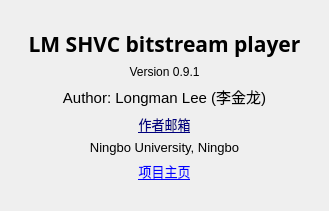
Old version of the form longmanApp/src/appGUI/lmaboutdialog.ui in the repository QtLab/lmApp.
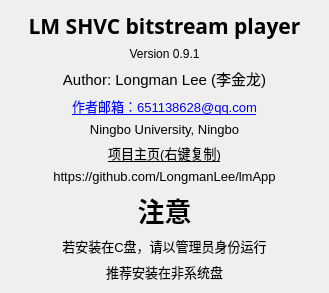
New version of the form.

The edit to the form file:
```diff
--- a/longmanApp/src/appGUI/lmaboutdialog.ui
+++ b/longmanApp/src/appGUI/lmaboutdialog.ui
@@ -7,7 +7,7 @@
     <x>0</x>
     <y>0</y>
     <width>329</width>
-    <height>211</height>
+    <height>287</height>
    </rect>
   </property>
   <property name="windowTitle">
@@ -84,7 +84,7 @@
       </font>
      </property>
      <property name="text">
-      <string>&lt;html&gt;&lt;head/&gt;&lt;body&gt;&lt;p&gt;&lt;a href=&quot;651138628@qq.com&quot;&gt;&lt;span style=&quot; text-decoration: underline; color:#00007f;&quot;&gt;作者邮箱&lt;/span&gt;&lt;/a&gt;&lt;/p&gt;&lt;/body&gt;&lt;/html&gt;</string>
+      <string>&lt;html&gt;&lt;head/&gt;&lt;body&gt;&lt;p&gt;&lt;a href=&quot;651138628@qq.com&quot;&gt;作者邮箱：651138628@qq.com&lt;/span&gt;&lt;/a&gt;&lt;/p&gt;&lt;/body&gt;&lt;/html&gt;</string>
      </property>
      <property name="alignment">
       <set>Qt::AlignCenter</set>
@@ -117,7 +117,73 @@
       </font>
      </property>
      <property name="text">
-      <string>&lt;html&gt;&lt;head/&gt;&lt;body&gt;&lt;p&gt;&lt;a href=&quot;https://github.com/LongmanLee/lmApp&quot;&gt;&lt;span style=&quot; text-decoration: underline; color:#0000ff;&quot;&gt;项目主页&lt;/span&gt;&lt;/a&gt;&lt;/p&gt;&lt;/body&gt;&lt;/html&gt;</string>
+      <string>&lt;html&gt;&lt;head/&gt;&lt;body&gt;&lt;p&gt;&lt;a href=&quot;https://github.com/LongmanLee/lmApp&quot;&gt;&lt;span style=&quot; text-decoration: underline; color:#000000;&quot;&gt;项目主页(右键复制)&lt;/span&gt;&lt;/a&gt;&lt;/p&gt;&lt;/body&gt;&lt;/html&gt;</string>
+     </property>
+     <property name="alignment">
+      <set>Qt::AlignCenter</set>
+     </property>
+    </widget>
+   </item>
+   <item>
+    <widget class="QLabel" name="label_6">
+     <property name="font">
+      <font>
+       <pointsize>10</pointsize>
+      </font>
+     </property>
+     <property name="text">
+      <string>https://github.com/LongmanLee/lmApp</string>
+     </property>
+     <property name="alignment">
+      <set>Qt::AlignCenter</set>
+     </property>
+    </widget>
+   </item>
+   <item>
+    <widget class="QLabel" name="label_7">
+     <property name="font">
+      <font>
+       <family>宋体</family>
+       <pointsize>20</pointsize>
+       <weight>75</weight>
+       <bold>true</bold>
+      </font>
+     </property>
+     <property name="text">
+      <string>注意</string>
+     </property>
+     <property name="textFormat">
+      <enum>Qt::PlainText</enum>
+     </property>
+     <property name="alignment">
+      <set>Qt::AlignCenter</set>
+     </property>
+    </widget>
+   </item>
+   <item>
+    <widget class="QLabel" name="label_9">
+     <property name="font">
+      <font>
+       <pointsize>10</pointsize>
+      </font>
+     </property>
+     <property name="text">
+      <string>若安装在C盘，请以管理员身份运行</string>
+     </property>
+     <property name="alignment">
+      <set>Qt::AlignCenter</set>
+     </property>
+    </widget>
+   </item>
+   <item>
+    <widget class="QLabel" name="label_10">
+     <property name="font">
+      <font>
+       <pointsize>10</pointsize>
+      </font>
+     </property>
+     <property name="text">
+      <string>推荐安装在非系统盘</string>
      </property>
      <property name="alignment">
       <set>Qt::AlignCenter</set>
```
